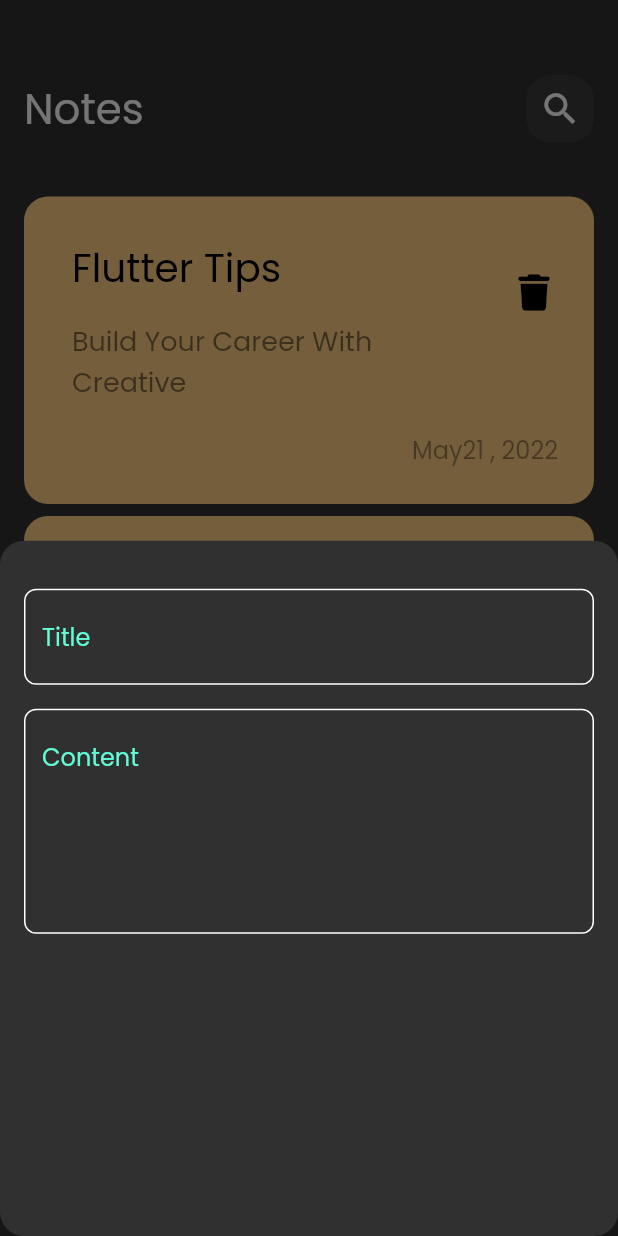
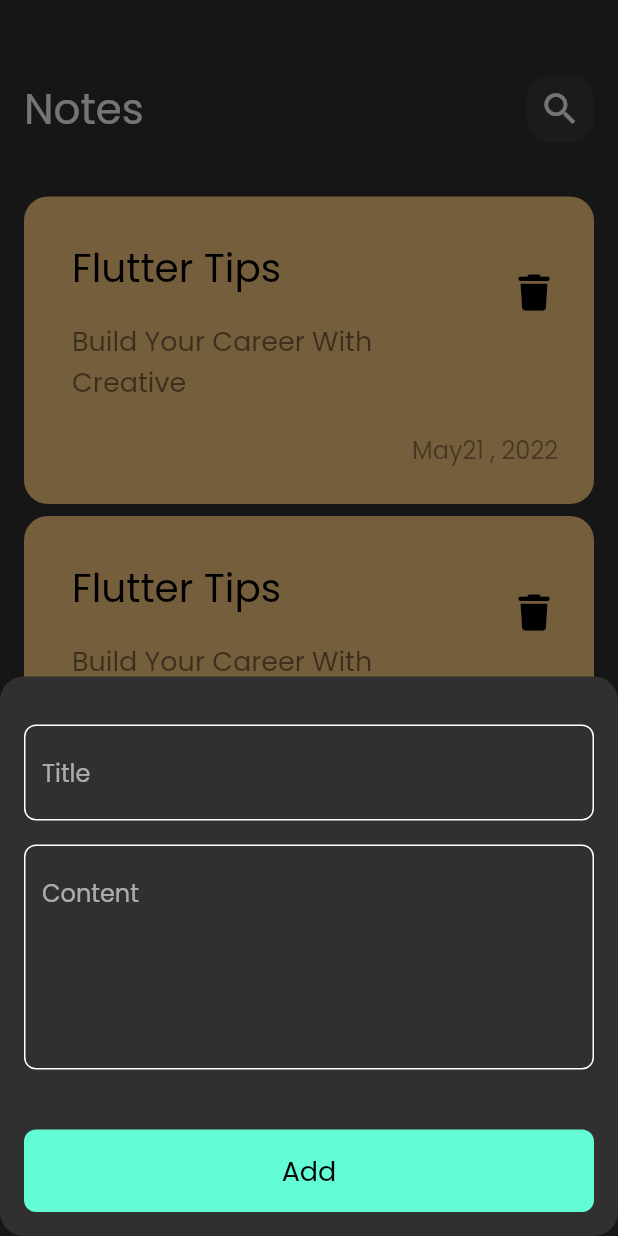
Before and after one commit to AdhamAyad/Notes_App, a Flutter app: the screen it shows after launch, after a tap on the "add" icon, on a phone screen of 412 x 824 dp. Run offline on Flutter 3.47's test engine with Material 2 defaults, Android fonts, the phone set to English and light mode, and no system bars; our stand-ins replace font_awesome_flutter.

Commit message:
Custom Buttom and Finish Note Buttom Sheet

```diff
--- a/lib/widgets/add_note_buttom_sheet.dart
+++ b/lib/widgets/add_note_buttom_sheet.dart
@@ -1,5 +1,8 @@
 import 'package:flutter/material.dart';
+import 'package:note_sapp/widgets/constants.dart';
 import 'package:note_sapp/widgets/custom_text_field.dart';
+
+import 'custom_buttom.dart';
 
 class AddNoteButtomSheet extends StatelessWidget {
   const AddNoteButtomSheet({super.key});
@@ -8,16 +11,24 @@ class AddNoteButtomSheet extends StatelessWidget {
   Widget build(BuildContext context) {
     return const Padding(
       padding:  EdgeInsets.symmetric(horizontal: 16),
-      child:  Column(
-        children:  [
-          SizedBox(height: 32 ,),
+      child:  SingleChildScrollView(//! make page scrollable , make her child take small space
+        child: Column(
+          children:  [
+            SizedBox(height: 32 ,),
 
-          CustomTextField(hint: 'Title',),//* maxLines: 1 → as defult
+            CustomTextField(hint: 'Title',),//* maxLines: 1 → as defult
 
-          SizedBox(height: 16,),
+            SizedBox(height: 16,),
 
-          CustomTextField(hint: 'Content', maxLines: 5,) //? 4 → كدا بخليه اربع اضعاف حجمه الطبيعى
-        ],
+            CustomTextField(hint: 'Content', maxLines: 5,), //? 4 → كدا بخليه اربع اضعاف حجمه الطبيعى
+
+            SizedBox(height: 40,),
+
+            CustomButton(),
+
+            SizedBox(height: 16,),
+          ],
+        ),
       ),
     );
   }
--- /dev/null
+++ b/lib/widgets/custom_buttom.dart
@@ -0,0 +1,29 @@
+import 'package:flutter/material.dart';
+
+import 'constants.dart';
+
+class CustomButton extends StatelessWidget {
+  const CustomButton({super.key});
+
+  @override
+  Widget build(BuildContext context) {
+    return  Container(
+
+      decoration: BoxDecoration(
+        color: kPrimaryColor,
+        borderRadius: BorderRadius.circular(8)
+      ),
+
+      width: MediaQuery.of(context).size.width, //? MediaQuery.of(context).size.width → take all widget can to take in width
+      height: 55,
+
+      child: const Center(
+        child: Text('Add', style: TextStyle(
+          color: Colors.black,
+          fontSize: 18,
+        //fontWeight: FontWeight.bold
+        ),)
+        ),
+    );
+  }
+}
--- a/lib/widgets/custom_text_field.dart
+++ b/lib/widgets/custom_text_field.dart
@@ -15,7 +15,7 @@ class CustomTextField extends StatelessWidget {
       decoration: InputDecoration(
 
         hintText: hint, //? hint text on text field
-        hintStyle: const TextStyle(color: kPrimaryColor),//? change hinttext color
+        //hintStyle: const TextStyle(color: kPrimaryColor),//? change hinttext color
 
         border: buildBorder(),//? General Border
         enabledBorder: buildBorder(), //? enabledBorder → when textfield appear on screen
```
